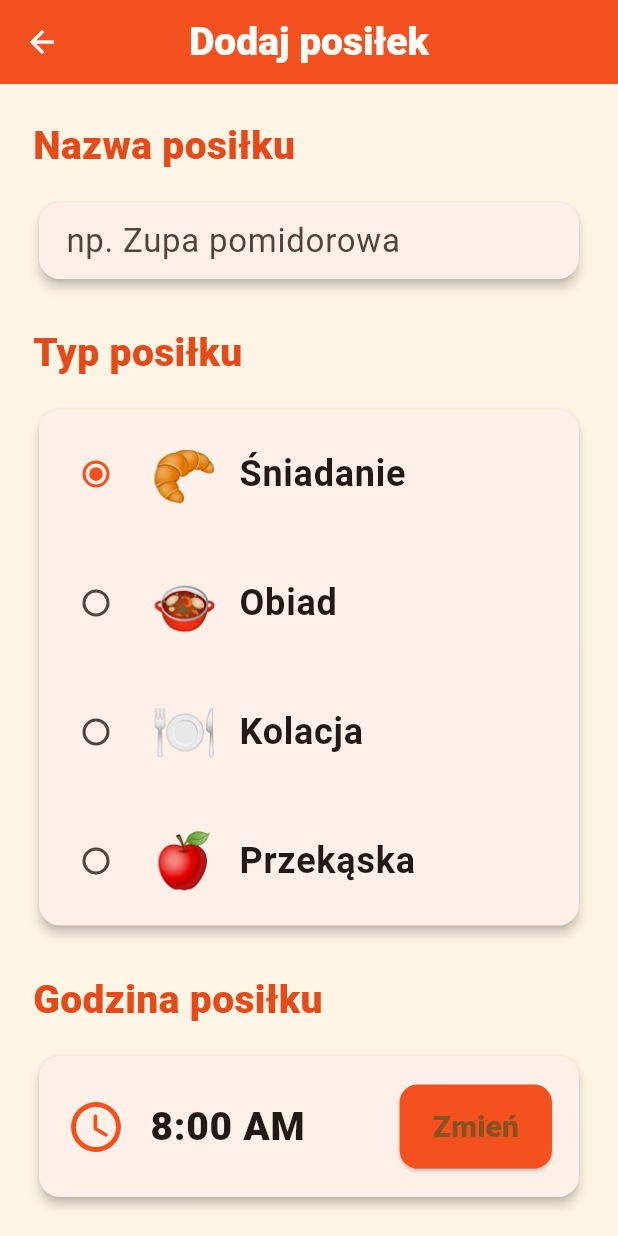
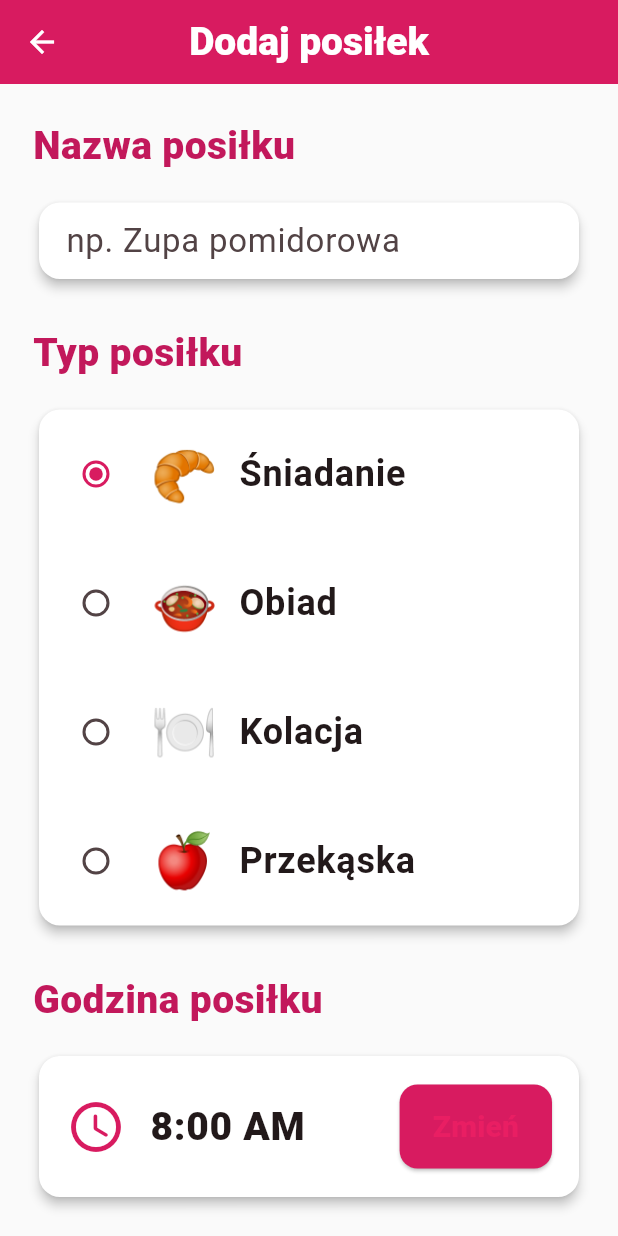
Before and after one commit to leonkameleon2012leon-ship-it/superbabcia, a Flutter app: the screen it shows after launch, after a tap on "Dodaj posiłek", on a phone screen of 412 x 824 dp. Run offline on Flutter 3.47's test engine with Material 3 defaults, Android fonts, the phone set to English and light mode, and no system bars; drawn by our look-alikes of flutter_animate; our stand-ins replace flutter_local_notifications, timezone.

Commit message:
Add Pinterest-style pink and white theme with animations
Co-authored-by: leonkameleon2012leon-ship-it <258113030+leonkameleon2012leon-ship-it@users.noreply.github.com>

```diff
--- a/superbabcia_app/lib/ekrany/dodaj_danie.dart
+++ b/superbabcia_app/lib/ekrany/dodaj_danie.dart
@@ -1,5 +1,6 @@
 import 'package:flutter/material.dart';
 import 'package:provider/provider.dart';
+import 'package:flutter_animate/flutter_animate.dart';
 import '../babcia_state.dart';
 
 class EkranDodawaniaDania extends StatefulWidget {
@@ -28,9 +29,9 @@ class _StanEkranuDodawania extends State<EkranDodawaniaDania> {
   @override
   Widget build(BuildContext kontekst) {
     return Scaffold(
-      backgroundColor: const Color(0xFFFFF5E6),
+      backgroundColor: const Color(0xFFFAFAFA), // Soft white background
       appBar: AppBar(
-        backgroundColor: Colors.deepOrange.shade600,
+        backgroundColor: Colors.pink.shade600, // Pink instead of orange
         foregroundColor: Colors.white,
         elevation: 0,
         centerTitle: true,
@@ -74,9 +75,12 @@ class _StanEkranuDodawania extends State<EkranDodawaniaDania> {
           style: TextStyle(
             fontSize: 26,
             fontWeight: FontWeight.w800,
-            color: Colors.deepOrange.shade700,
+            color: Colors.pink.shade700, // Pink instead of orange
           ),
-        ),
+        )
+            .animate()
+            .fadeIn(duration: 400.ms)
+            .slideX(begin: -0.2, end: 0, duration: 400.ms),
         const SizedBox(height: 14),
         zawartosc,
       ],
@@ -134,7 +138,7 @@ class _StanEkranuDodawania extends State<EkranDodawaniaDania> {
             ),
             value: typ,
             groupValue: _wybranyTyp,
-            activeColor: Colors.deepOrange.shade600,
+            activeColor: Colors.pink.shade600, // Pink instead of orange
             onChanged: (TypDania? nowyTyp) {
               if (nowyTyp != null) {
                 setState(() {
@@ -171,7 +175,7 @@ class _StanEkranuDodawania extends State<EkranDodawaniaDania> {
         leading: Icon(
           Icons.access_time_rounded,
           size: 40,
-          color: Colors.deepOrange.shade600,
+          color: Colors.pink.shade600, // Pink instead of orange
         ),
         title: Text(
           _wybranyCzas.format(kontekst),
@@ -182,7 +186,7 @@ class _StanEkranuDodawania extends State<EkranDodawaniaDania> {
         ),
         trailing: ElevatedButton(
           style: ElevatedButton.styleFrom(
-            backgroundColor: Colors.deepOrange.shade600,
+            backgroundColor: Colors.pink.shade600, // Pink instead of orange
             padding: const EdgeInsets.symmetric(horizontal: 22, vertical: 14),
             shape: RoundedRectangleBorder(
               borderRadius: BorderRadius.circular(12),
@@ -243,7 +247,7 @@ class _StanEkranuDodawania extends State<EkranDodawaniaDania> {
                 const SizedBox(width: 10),
                 ElevatedButton(
                   style: ElevatedButton.styleFrom(
-                    backgroundColor: Colors.deepOrange.shade600,
+                    backgroundColor: Colors.pink.shade600, // Pink instead of orange
                     padding: const EdgeInsets.all(18),
                     shape: RoundedRectangleBorder(
                       borderRadius: BorderRadius.circular(10),
@@ -270,7 +274,7 @@ class _StanEkranuDodawania extends State<EkranDodawaniaDania> {
                     contentPadding: const EdgeInsets.symmetric(horizontal: 10, vertical: 6),
                     leading: Icon(
                       Icons.restaurant_rounded,
-                      color: Colors.deepOrange.shade600,
+                      color: Colors.pink.shade600, // Pink instead of orange
                       size: 26,
                     ),
                     title: Text(
@@ -307,7 +311,7 @@ class _StanEkranuDodawania extends State<EkranDodawaniaDania> {
   Widget _budujPrzyciskZapisu() {
     return ElevatedButton(
       style: ElevatedButton.styleFrom(
-        backgroundColor: Colors.deepOrange.shade600,
+        backgroundColor: Colors.pink.shade600, // Pink instead of orange
         padding: const EdgeInsets.symmetric(vertical: 22),
         shape: RoundedRectangleBorder(
           borderRadius: BorderRadius.circular(14),
@@ -321,7 +325,10 @@ class _StanEkranuDodawania extends State<EkranDodawaniaDania> {
           fontWeight: FontWeight.w800,
         ),
       ),
-    );
+    )
+        .animate()
+        .scale(duration: 300.ms, delay: 500.ms)
+        .shimmer(duration: 1500.ms, delay: 800.ms);
   }
 
   void _zapiszDanie() {
--- a/superbabcia_app/lib/ekrany/powitanie.dart
+++ b/superbabcia_app/lib/ekrany/powitanie.dart
@@ -55,7 +55,7 @@ class _StanEkranuPowitania extends State<EkranPowitania> with TickerProviderStat
   @override
   Widget build(BuildContext context) {
     return Scaffold(
-      backgroundColor: const Color(0xFFFFF5E6),
+      backgroundColor: const Color(0xFFFCE4EC), // Light pink background
       body: Center(
         child: Column(
           mainAxisAlignment: MainAxisAlignment.center,
@@ -123,7 +123,7 @@ class _StanEkranuPowitania extends State<EkranPowitania> with TickerProviderStat
                     style: TextStyle(
                       fontSize: 42,
                       fontWeight: FontWeight.w800,
-                      color: Colors.deepOrange.shade700,
+                      color: Colors.pink.shade700, // Pink instead of orange
                       letterSpacing: 1.4,
                     ),
                   ),
@@ -132,7 +132,7 @@ class _StanEkranuPowitania extends State<EkranPowitania> with TickerProviderStat
                     'Miłego dnia w pracy!',
                     style: TextStyle(
                       fontSize: 26,
-                      color: Colors.orange.shade600,
+                      color: Colors.pink.shade400, // Pink instead of orange
                       fontWeight: FontWeight.w600,
                     ),
                   ),
@@ -206,9 +206,9 @@ class MalowanieTalerza extends CustomPainter {
     final farbaJedzenia = Paint()
       ..shader = RadialGradient(
         colors: [
-          Colors.orange.shade500,
-          Colors.orange.shade400,
-          Colors.orange.shade300,
+          Colors.pink.shade300, // Pink food color
+          Colors.pink.shade200,
+          Colors.pink.shade100,
         ],
         stops: const [0.0, 0.6, 1.0],
       ).createShader(Rect.fromCircle(center: srodek, radius: promienZewnetrzny * 0.5));
--- a/superbabcia_app/lib/ekrany/tablica_glowna.dart
+++ b/superbabcia_app/lib/ekrany/tablica_glowna.dart
@@ -1,6 +1,7 @@
 import 'package:flutter/material.dart';
 import 'package:provider/provider.dart';
 import 'package:intl/intl.dart';
+import 'package:flutter_animate/flutter_animate.dart';
 import '../babcia_state.dart';
 import 'dodaj_danie.dart';
 import 'szczegoly_dania.dart';
@@ -11,9 +12,9 @@ class TablicaGlowna extends StatelessWidget {
   @override
   Widget build(BuildContext context) {
     return Scaffold(
-      backgroundColor: const Color(0xFFFFF5E6),
+      backgroundColor: const Color(0xFFFAFAFA), // Soft white background
       appBar: AppBar(
-        backgroundColor: Colors.deepOrange.shade600,
+        backgroundColor: Colors.pink.shade600, // Pink instead of orange
         foregroundColor: Colors.white,
         elevation: 0,
         centerTitle: true,
@@ -39,7 +40,11 @@ class TablicaGlowna extends StatelessWidget {
             itemCount: dzisiejszeDania.length,
             separatorBuilder: (_, __) => const SizedBox(height: 18),
             itemBuilder: (kontekst, indeks) {
-              return KartaDania(danie: dzisiejszeDania[indeks]);
+              // Add staggered animations to meal cards
+              return KartaDania(danie: dzisiejszeDania[indeks])
+                  .animate()
+                  .fadeIn(duration: 400.ms, delay: (100 * indeks).ms)
+                  .slideX(begin: 0.2, end: 0, duration: 400.ms, delay: (100 * indeks).ms);
             },
           );
         },
@@ -57,8 +62,12 @@ class TablicaGlowna extends StatelessWidget {
           Icon(
             Icons.restaurant_menu_rounded,
             size: 110,
-            color: Colors.orange.shade300,
-          ),
+            color: Colors.pink.shade300, // Pink instead of orange
+          )
+              .animate(onPlay: (controller) => controller.repeat(reverse: true))
+              .scale(duration: 2000.ms, begin: const Offset(1.0, 1.0), end: const Offset(1.1, 1.1))
+              .then()
+              .scale(duration: 2000.ms, begin: const Offset(1.1, 1.1), end: const Offset(1.0, 1.0)),
           const SizedBox(height: 26),
           Text(
             'Brak zaplanowanych posiłków',
@@ -67,7 +76,9 @@ class TablicaGlowna extends StatelessWidget {
               color: Colors.grey.shade700,
               fontWeight: FontWeight.w600,
             ),
-          ),
+          )
+              .animate()
+              .fadeIn(duration: 600.ms, delay: 200.ms),
           const SizedBox(height: 12),
           Text(
             'Dodaj swój pierwszy posiłek!',
@@ -75,7 +86,9 @@ class TablicaGlowna extends StatelessWidget {
               fontSize: 20,
               color: Colors.grey.shade500,
             ),
-          ),
+          )
+              .animate()
+              .fadeIn(duration: 600.ms, delay: 400.ms),
         ],
       ),
     );
@@ -88,7 +101,7 @@ class TablicaGlowna extends StatelessWidget {
           MaterialPageRoute(builder: (_) => const EkranDodawaniaDania()),
         );
       },
-      backgroundColor: Colors.deepOrange.shade600,
+      backgroundColor: Colors.pink.shade600, // Pink instead of orange
       elevation: 6,
       icon: const Icon(Icons.add_circle_outline, size: 34),
       label: const Text(
@@ -98,7 +111,10 @@ class TablicaGlowna extends StatelessWidget {
           fontWeight: FontWeight.w800,
         ),
       ),
-    );
+    )
+        .animate()
+        .scale(duration: 300.ms, delay: 600.ms)
+        .shimmer(duration: 1500.ms, delay: 900.ms);
   }
 }
 
@@ -133,7 +149,7 @@ class KartaDania extends StatelessWidget {
             gradient: LinearGradient(
               colors: czyMinelo
                   ? [Colors.grey.shade300, Colors.grey.shade200]
-                  : [Colors.orange.shade50, Colors.white],
+                  : [Colors.pink.shade50, Colors.white], // Pink gradient instead of orange
               begin: Alignment.topLeft,
               end: Alignment.bottomRight,
             ),
@@ -173,7 +189,7 @@ class KartaDania extends StatelessWidget {
               style: TextStyle(
                 fontSize: 26,
                 fontWeight: FontWeight.w800,
-                color: czyMinelo ? Colors.grey.shade600 : Colors.deepOrange.shade700,
+                color: czyMinelo ? Colors.grey.shade600 : Colors.pink.shade700, // Pink instead of orange
               ),
             ),
           ],
@@ -181,7 +197,7 @@ class KartaDania extends StatelessWidget {
         Container(
           padding: const EdgeInsets.symmetric(horizontal: 18, vertical: 10),
           decoration: BoxDecoration(
-            color: czyMinelo ? Colors.grey.shade500 : Colors.deepOrange.shade600,
+            color: czyMinelo ? Colors.grey.shade500 : Colors.pink.shade600, // Pink instead of orange
             borderRadius: BorderRadius.circular(22),
           ),
           child: Row(
@@ -237,7 +253,7 @@ class KartaDania extends StatelessWidget {
             Icon(
               danie.przypominaj ? Icons.notifications_active : Icons.notifications_off,
               size: 22,
-              color: danie.przypominaj ? Colors.deepOrange.shade600 : Colors.grey.shade400,
+              color: danie.przypominaj ? Colors.pink.shade600 : Colors.grey.shade400, // Pink instead of orange
             ),
             const SizedBox(width: 10),
             Text(
--- a/superbabcia_app/lib/main.dart
+++ b/superbabcia_app/lib/main.dart
@@ -23,11 +23,22 @@ class ApkaBabci extends StatelessWidget {
   }
 
   ThemeData _tworzMotyw() {
+    // Pinterest-style white and pink theme
     return ThemeData(
       useMaterial3: true,
       colorScheme: ColorScheme.fromSeed(
-        seedColor: const Color(0xFFFF8C00),
+        seedColor: const Color(0xFFE91E63), // Pink primary
         brightness: Brightness.light,
+        primary: const Color(0xFFE91E63), // Pink
+        secondary: const Color(0xFFF48FB1), // Light pink
+        surface: Colors.white,
+        background: const Color(0xFFFAFAFA), // Soft white background
+      ),
+      scaffoldBackgroundColor: const Color(0xFFFAFAFA),
+      cardTheme: CardTheme(
+        elevation: 3,
+        shape: RoundedRectangleBorder(borderRadius: BorderRadius.circular(16)),
+        color: Colors.white,
       ),
       textTheme: const TextTheme(
         headlineLarge: TextStyle(fontSize: 38, fontWeight: FontWeight.w700, letterSpacing: 0.5),
--- a/superbabcia_app/pubspec.yaml
+++ b/superbabcia_app/pubspec.yaml
@@ -24,6 +24,9 @@ dependencies:
   # Formatowanie dat
   intl: ^0.18.1
 
+  # Animacje
+  flutter_animate: ^4.5.0
+
 dev_dependencies:
   flutter_test:
     sdk: flutter
```
Also changed, not shown: superbabcia_app/lib/ekrany/szczegoly_dania.dart (+26 -13 lines).
